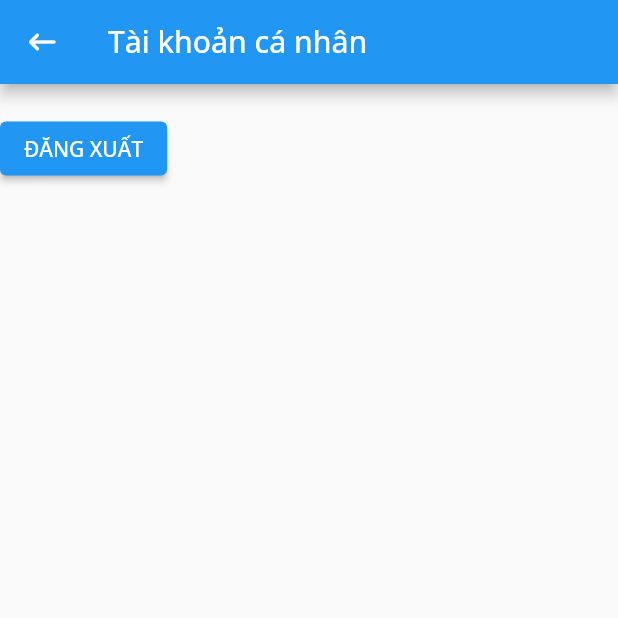
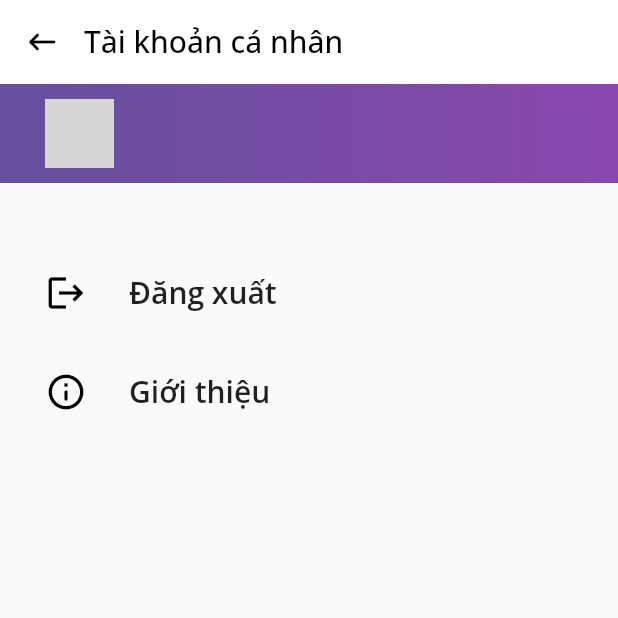
Before and after one commit to phuongnam195/zing-mp3-clone, a Flutter app: the AccountScreen screen opened by its route, on a phone screen of 412 x 824 dp, the top half of it. Run offline on Flutter 3.47's test engine with Material 2 defaults, Android fonts, the phone set to English and light mode, and no system bars; our stand-ins replace audioplayers, cached_network_image, charts_flutter, cloud_firestore, firebase_auth, firebase_core and 1 more; accounts and stored records are empty; grey boxes are pictures that could not be loaded.

Commit message:
Màn hình Account

```diff
--- a/lib/screens/common/account_screen.dart
+++ b/lib/screens/common/account_screen.dart
@@ -11,27 +11,81 @@ class AccountScreen extends StatelessWidget {
 
   @override
   Widget build(BuildContext context) {
+    Widget settingItem(String title, IconData icon, void Function() onTap) {
+      return ListTile(
+        leading: Icon(
+          icon,
+          color: Colors.black,
+          size: 28,
+        ),
+        title: Text(
+          title,
+          style: const TextStyle(fontSize: 20, fontWeight: FontWeight.w600),
+        ),
+        contentPadding: const EdgeInsets.symmetric(horizontal: 30, vertical: 5),
+        onTap: onTap,
+      );
+    }
+
     return Scaffold(
       appBar: AppBar(
+        elevation: 0,
+        backgroundColor: Colors.white,
         leading: IconButton(
           onPressed: () {
             Navigator.of(context).pop();
           },
-          icon: Icon(Icons.keyboard_backspace_rounded),
+          icon: const Icon(
+            Icons.keyboard_backspace_rounded,
+            color: Colors.black,
+          ),
         ),
-        title: Text('Tài khoản cá nhân'),
+        titleSpacing: 0,
+        title: const Text(
+          'Tài khoản cá nhân',
+          style: TextStyle(color: Colors.black),
+        ),
       ),
       body: Column(
         children: [
-          Text(Config.instance.myAccount!.name),
-          ElevatedButton(
-              onPressed: () {
-                Navigator.of(context)
-                    .popUntil(ModalRoute.withName(WelcomeScreen.routeName));
-
-                FirebaseAuth.instance.signOut();
-              },
-              child: Text('ĐĂNG XUẤT'))
+          Container(
+              width: double.infinity,
+              decoration: const BoxDecoration(
+                  gradient: LinearGradient(
+                      colors: [Color(0xFF65509E), Color(0xFF8947AD)])),
+              child: ListTile(
+                  contentPadding:
+                      const EdgeInsets.symmetric(horizontal: 30, vertical: 5),
+                  leading: Container(
+                    width: 46,
+                    height: 46,
+                    decoration: BoxDecoration(
+                      color: Colors.white,
+                      image: const DecorationImage(
+                        image: AssetImage('assets/images/account/avatar.png'),
+                        fit: BoxFit.cover,
+                      ),
+                      borderRadius: BorderRadius.circular(23),
+                      border: Border.all(
+                        color: Colors.white,
+                        width: 2.5,
+                      ),
+                    ),
+                  ),
+                  title: Text(
+                    Config.instance.myAccount!.name,
+                    style: const TextStyle(
+                        color: Colors.white,
+                        fontSize: 20,
+                        fontWeight: FontWeight.bold),
+                  ))),
+          const SizedBox(height: 40),
+          settingItem('Đăng xuất', Icons.logout, () {
+            Navigator.of(context).pushNamedAndRemoveUntil(
+                WelcomeScreen.routeName, (Route<dynamic> route) => false);
+            FirebaseAuth.instance.signOut();
+          }),
+          settingItem('Giới thiệu', Icons.info_outline_rounded, () {}),
         ],
       ),
     );
```
